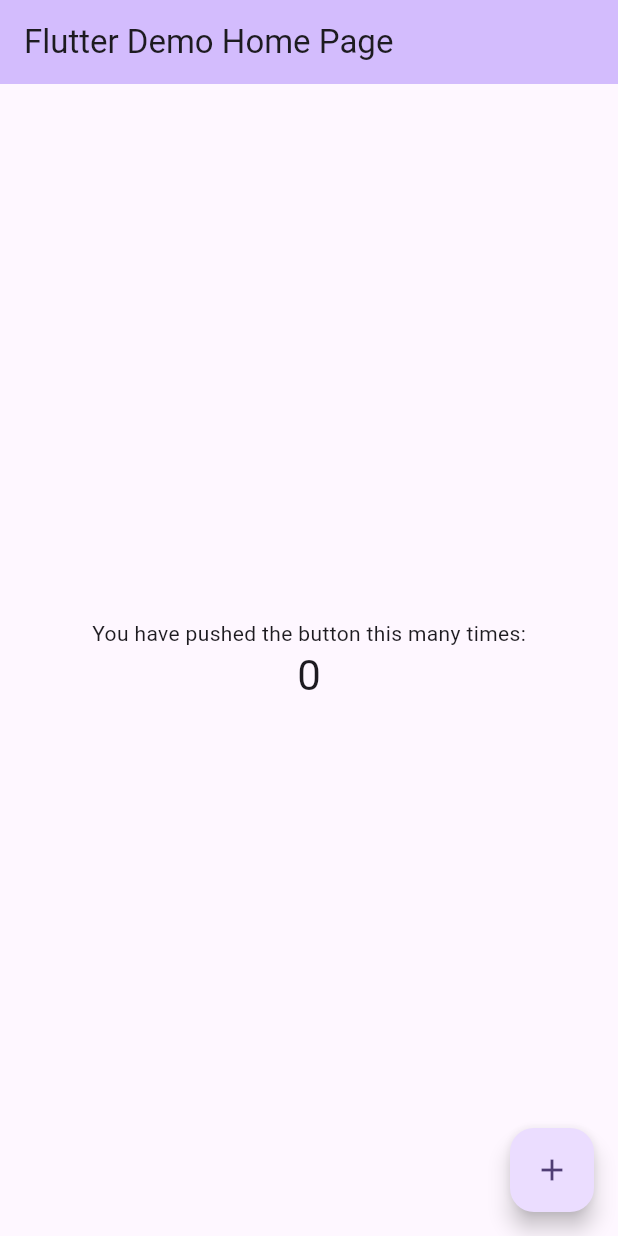
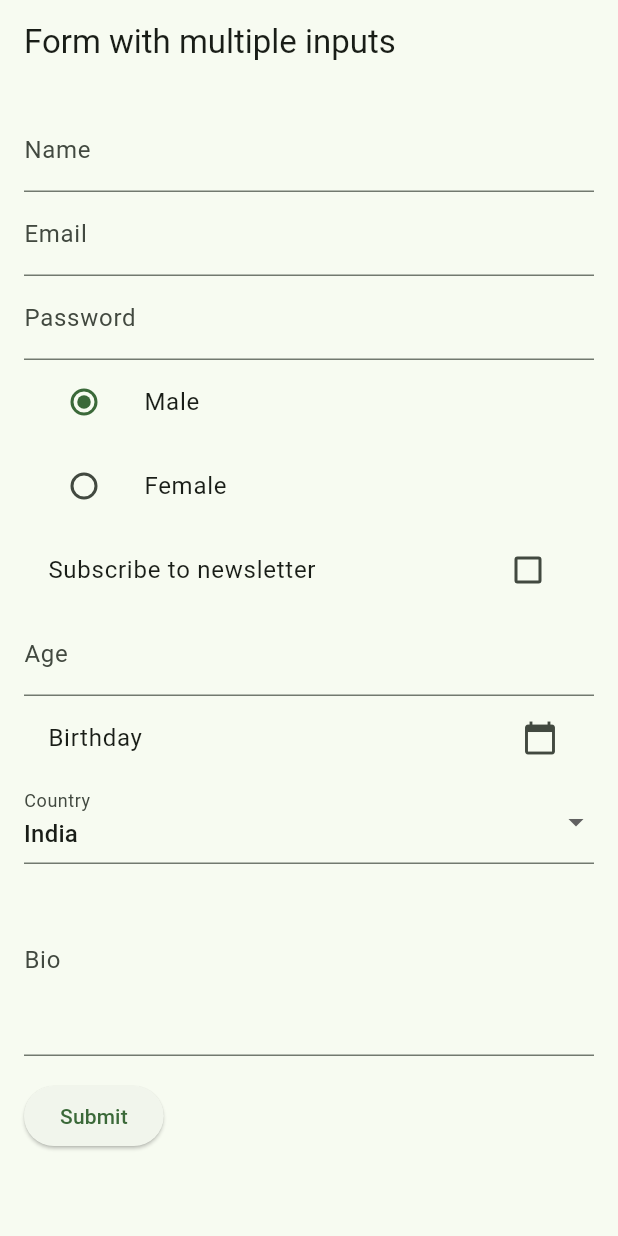
Before and after one commit to Rahullkumr/flutterform, a Flutter app: the screen it shows after launch, on a phone screen of 412 x 824 dp. Run offline on Flutter 3.47's test engine with Material 3 defaults, Android fonts, the phone set to English and light mode, and no system bars.

Commit message:
form ready

```diff
--- a/lib/main.dart
+++ b/lib/main.dart
@@ -1,4 +1,5 @@
 import 'package:flutter/material.dart';
+import 'package:myapp/new_page.dart';
 
 void main() {
   runApp(const MyApp());
@@ -7,119 +8,190 @@ void main() {
 class MyApp extends StatelessWidget {
   const MyApp({super.key});
 
-  // This widget is the root of your application.
   @override
   Widget build(BuildContext context) {
     return MaterialApp(
+      debugShowCheckedModeBanner: false,
       title: 'Flutter Demo',
       theme: ThemeData(
-        // This is the theme of your application.
-        //
-        // TRY THIS: Try running your application with "flutter run". You'll see
-        // the application has a blue toolbar. Then, without quitting the app,
-        // try changing the seedColor in the colorScheme below to Colors.green
-        // and then invoke "hot reload" (save your changes or press the "hot
-        // reload" button in a Flutter-supported IDE, or press "r" if you used
-        // the command line to start the app).
-        //
-        // Notice that the counter didn't reset back to zero; the application
-        // state is not lost during the reload. To reset the state, use hot
-        // restart instead.
-        //
-        // This works for code too, not just values: Most code changes can be
-        // tested with just a hot reload.
-        colorScheme: ColorScheme.fromSeed(seedColor: Colors.deepPurple),
+        colorScheme: ColorScheme.fromSeed(seedColor: Colors.green),
         useMaterial3: true,
       ),
-      home: const MyHomePage(title: 'Flutter Demo Home Page'),
+      home: const MyForm(),
     );
   }
 }
 
-class MyHomePage extends StatefulWidget {
-  const MyHomePage({super.key, required this.title});
-
-  // This widget is the home page of your application. It is stateful, meaning
-  // that it has a State object (defined below) that contains fields that affect
-  // how it looks.
-
-  // This class is the configuration for the state. It holds the values (in this
-  // case the title) provided by the parent (in this case the App widget) and
-  // used by the build method of the State. Fields in a Widget subclass are
-  // always marked "final".
-
-  final String title;
+class MyForm extends StatefulWidget {
+  const MyForm({super.key});
 
   @override
-  State<MyHomePage> createState() => _MyHomePageState();
+  MyFormState createState() => MyFormState();
 }
 
-class _MyHomePageState extends State<MyHomePage> {
-  int _counter = 0;
-
-  void _incrementCounter() {
-    setState(() {
-      // This call to setState tells the Flutter framework that something has
-      // changed in this State, which causes it to rerun the build method below
-      // so that the display can reflect the updated values. If we changed
-      // _counter without calling setState(), then the build method would not be
-      // called again, and so nothing would appear to happen.
-      _counter++;
-    });
-  }
+class MyFormState extends State<MyForm> {
+  final _formKey = GlobalKey<FormState>();
+  String name = '';
+  String email = '';
+  String password = '';
+  String gender = 'male';
+  bool subscribe = false;
+  int age = 0;
+  DateTime? birthday;
+  String country = 'India';
+  String bio = '';
 
   @override
   Widget build(BuildContext context) {
-    // This method is rerun every time setState is called, for instance as done
-    // by the _incrementCounter method above.
-    //
-    // The Flutter framework has been optimized to make rerunning build methods
-    // fast, so that you can just rebuild anything that needs updating rather
-    // than having to individually change instances of widgets.
     return Scaffold(
       appBar: AppBar(
-        // TRY THIS: Try changing the color here to a specific color (to
-        // Colors.amber, perhaps?) and trigger a hot reload to see the AppBar
-        // change color while the other colors stay the same.
-        backgroundColor: Theme.of(context).colorScheme.inversePrimary,
-        // Here we take the value from the MyHomePage object that was created by
-        // the App.build method, and use it to set our appbar title.
-        title: Text(widget.title),
+        title: const Text('Form with multiple inputs'),
       ),
-      body: Center(
-        // Center is a layout widget. It takes a single child and positions it
-        // in the middle of the parent.
-        child: Column(
-          // Column is also a layout widget. It takes a list of children and
-          // arranges them vertically. By default, it sizes itself to fit its
-          // children horizontally, and tries to be as tall as its parent.
-          //
-          // Column has various properties to control how it sizes itself and
-          // how it positions its children. Here we use mainAxisAlignment to
-          // center the children vertically; the main axis here is the vertical
-          // axis because Columns are vertical (the cross axis would be
-          // horizontal).
-          //
-          // TRY THIS: Invoke "debug painting" (choose the "Toggle Debug Paint"
-          // action in the IDE, or press "p" in the console), to see the
-          // wireframe for each widget.
-          mainAxisAlignment: MainAxisAlignment.center,
-          children: <Widget>[
-            const Text(
-              'You have pushed the button this many times:',
-            ),
-            Text(
-              '$_counter',
-              style: Theme.of(context).textTheme.headlineMedium,
-            ),
-          ],
+      body: Form(
+        key: _formKey,
+        child: SingleChildScrollView(
+          padding: const EdgeInsets.all(16.0),
+          child: Column(
+            crossAxisAlignment: CrossAxisAlignment.start,
+            children: <Widget>[
+              TextFormField(
+                decoration: const InputDecoration(labelText: 'Name'),
+                onSaved: (value) {
+                  name = value!;
+                },
+              ),
+              TextFormField(
+                decoration: const InputDecoration(labelText: 'Email'),
+                onSaved: (value) {
+                  email = value!;
+                },
+              ),
+              TextFormField(
+                decoration: const InputDecoration(labelText: 'Password'),
+                obscureText: true,
+                onSaved: (value) {
+                  password = value!;
+                },
+              ),
+              ListTile(
+                title: const Text('Male'),
+                leading: Radio(
+                  value: 'male',
+                  groupValue: gender,
+                  onChanged: (value) {
+                    setState(() {
+                      gender = value!;
+                    });
+                  },
+                ),
+              ),
+              ListTile(
+                title: const Text('Female'),
+                leading: Radio(
+                  value: 'female',
+                  groupValue: gender,
+                  onChanged: (value) {
+                    setState(() {
+                      gender = value!;
+                    });
+                  },
+                ),
+              ),
+              CheckboxListTile(
+                title: const Text('Subscribe to newsletter'),
+                value: subscribe,
+                onChanged: (bool? value) {
+                  setState(() {
+                    subscribe = value!;
+                  });
+                },
+              ),
+              TextFormField(
+                decoration: const InputDecoration(labelText: 'Age'),
+                keyboardType: TextInputType.number,
+                onSaved: (value) {
+                  int? parsedAge = int.tryParse(value!);
+                  if (parsedAge != null) {
+                    age = parsedAge;
+                  }
+                },
+              ),
+              ListTile(
+                title: const Text('Birthday'),
+                trailing: const Icon(Icons.calendar_today),
+                onTap: () async {
+                  final DateTime? picked = await showDatePicker(
+                    context: context,
+                    initialDate: DateTime.now(),
+                    firstDate: DateTime(1900),
+                    lastDate: DateTime(2101),
+                  );
+                  if (picked != null && picked != birthday) {
+                    final selectedDate = DateTime(picked.year, picked.month, picked.day);
+                    setState(
+                      () {
+                        birthday = selectedDate;
+                      },
+                    );
+                  }
+                },
+              ),
+              DropdownButtonFormField(
+                value: country,
+                items: ['United States', 'India', 'Australia']
+                    .map<DropdownMenuItem<String>>((String value) {
+                  return DropdownMenuItem<String>(
+                    value: value,
+                    child: Text(value),
+                  );
+                }).toList(),
+                onChanged: (newValue) {
+                  setState(() {
+                    country = newValue!;
+                  });
+                },
+                decoration: const InputDecoration(labelText: 'Country'),
+              ),
+              TextFormField(
+                decoration: const InputDecoration(labelText: 'Bio'),
+                maxLines: 4,
+                onSaved: (value) {
+                  bio = value!;
+                },
+              ),
+              Padding(
+                padding: const EdgeInsets.symmetric(vertical: 16.0),
+                child: ElevatedButton(
+                  onPressed: () {
+                    if (_formKey.currentState?.validate() ?? false) {
+                      _formKey.currentState?.save();
+                      Navigator.push(
+                        context,
+                        MaterialPageRoute(
+                          builder: (context) {
+                            return NewPage(
+                              name: name,
+                              age: age,
+                              bio: bio,
+                              birthday: birthday,
+                              country: country,
+                              email: email,
+                              gender: gender,
+                              password: password,
+                              subscribe: subscribe,
+                            );
+                          },
+                        ),
+                      );
+                    }
+                  },
+                  child: const Text('Submit'),
+                ),
+              ),
+            ],
+          ),
         ),
       ),
-      floatingActionButton: FloatingActionButton(
-        onPressed: _incrementCounter,
-        tooltip: 'Increment',
-        child: const Icon(Icons.add),
-      ), // This trailing comma makes auto-formatting nicer for build methods.
     );
   }
 }
--- /dev/null
+++ b/lib/new_page.dart
@@ -0,0 +1,53 @@
+import 'package:flutter/material.dart';
+import 'package:intl/intl.dart';
+
+class NewPage extends StatelessWidget {
+  final String name;
+  final String email;
+  final String password;
+  final String gender;
+  final bool subscribe;
+  final int age;
+  final DateTime? birthday;
+  final String country;
+  final String bio;
+  const NewPage({
+    super.key,
+    required this.name,
+    required this.email,
+    required this.password,
+    required this.gender,
+    required this.subscribe,
+    required this.age,
+    required this.birthday,
+    required this.country,
+    required this.bio,
+  });
+
+  @override
+  Widget build(BuildContext context) {
+    return Scaffold(
+      appBar: AppBar(
+        title: const Text("Recieved data"),
+      ),
+      body: Container(
+        color: Colors.green.shade300,
+        height: double.maxFinite,
+        width: double.maxFinite,
+        child: Column(
+          children: [
+            Text(name.toString()),
+            Text(email.toString()),
+            Text(password.toString()),
+            Text(gender.toString()),
+            Text(subscribe.toString()),
+            Text(age.toString()),
+            Text("Birthday: ${DateFormat('yyyy-MM-dd').format(birthday!)}"),
+            Text(country.toString()),
+            Text(bio.toString()),
+          ],
+        ),
+      ),
+    );
+  }
+}
--- a/pubspec.yaml
+++ b/pubspec.yaml
@@ -35,6 +35,7 @@ dependencies:
   # The following adds the Cupertino Icons font to your application.
   # Use with the CupertinoIcons class for iOS style icons.
   cupertino_icons: ^1.0.2
+  intl: ^0.19.0
 
 dev_dependencies:
   flutter_test:
```
Also changed, not shown: pubspec.lock.
